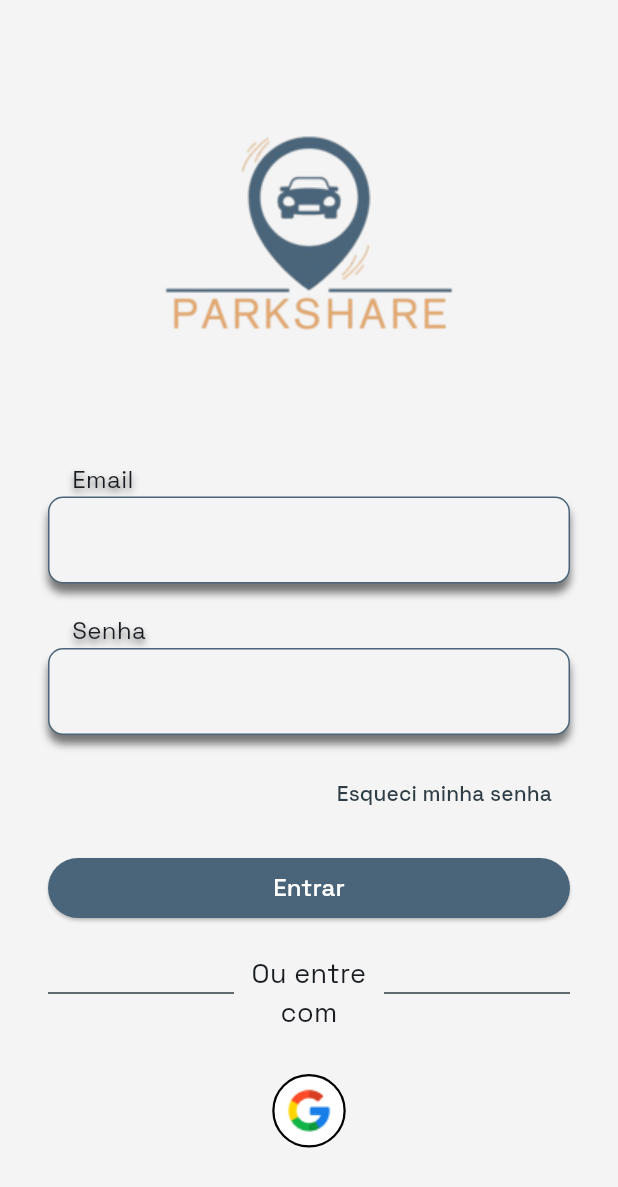
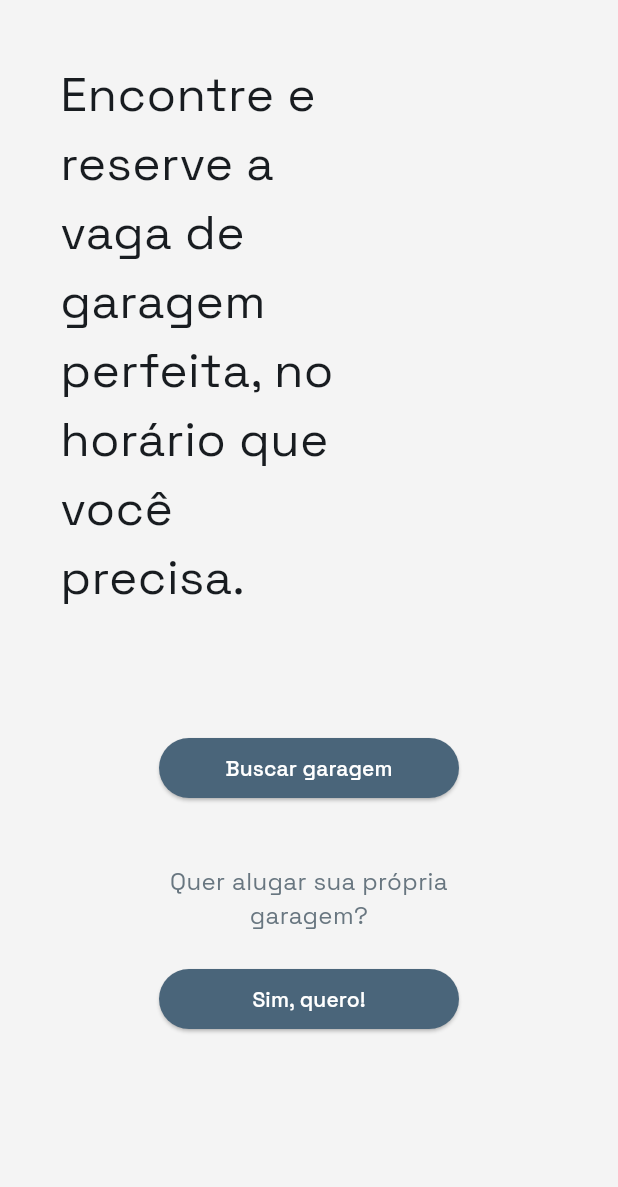
Before and after one commit to future-system/parkshare-app, a Flutter app: the screen it shows after launch, after a tap on "Entrar", on a phone screen of 412 x 824 dp. Shown: the top 1187 px of the screen. Run offline on Flutter 3.47's test engine with Material 3 defaults, Android fonts, the phone set to English and light mode, and no system bars; our stand-ins replace firebase_auth, firebase_core, google_fonts, google_sign_in; missing offline and left inert: flutter_facebook_auth; accounts and stored records are empty.

Commit message:
feature: implemented onboarding page

```diff
--- a/lib/main.dart
+++ b/lib/main.dart
@@ -24,6 +24,7 @@ class MainApp extends StatelessWidget {
           primaryColor: DesignSystem.colors.primary,
           colorScheme:
               ColorScheme.fromSeed(seedColor: DesignSystem.colors.primary),
+          scaffoldBackgroundColor: DesignSystem.colors.background,
           textTheme: const TextTheme().apply(
             bodyColor: DesignSystem.colors.secondary,
             displayColor: DesignSystem.colors.secondary,
--- a/lib/src/core/constants/design_system.dart
+++ b/lib/src/core/constants/design_system.dart
@@ -8,4 +8,5 @@ final class _Colors {
   final Color background = const Color(0xFFF4F4F4);
   final Color primary = const Color(0xFF4A657A);
   final Color secondary = const Color(0xFF2F3E46);
+  final Color textDetail = const Color(0xFF687680);
 }
--- a/lib/src/core/navigation.dart
+++ b/lib/src/core/navigation.dart
@@ -1,13 +1,16 @@
 import 'package:flutter/material.dart';
 import 'package:parkshare_app/src/presentation/pages/login/login_page.dart';
+import 'package:parkshare_app/src/presentation/pages/onboarding/onboarding_page.dart';
 
 sealed class Navigation {
   static final routing = _Routing();
 }
 
 final class _Routing {
-  final Map<String, WidgetBuilder> routes = {
-    'login': (context) => const LoginPage(),
-  };
+  Map<String, WidgetBuilder> get routes => {
+        login: (context) => const LoginPage(),
+        onboarding: (context) => const OnboardingPage(),
+      };
   final String login = 'login';
+  final String onboarding = 'onboarding';
 }
--- a/lib/src/presentation/components/buttons/custom_button.dart
+++ b/lib/src/presentation/components/buttons/custom_button.dart
@@ -5,10 +5,12 @@ import 'package:parkshare_app/src/core/constants/design_system.dart';
 class CustomButton extends StatelessWidget {
   final VoidCallback onPressed;
   final Widget child;
+  final Color foregroundColor;
   const CustomButton({
     super.key,
     required this.onPressed,
     required this.child,
+    this.foregroundColor = Colors.white,
   });
 
   @override
@@ -18,6 +20,7 @@ class CustomButton extends StatelessWidget {
           backgroundColor: WidgetStateProperty.all(
             DesignSystem.colors.primary,
           ),
+          foregroundColor: WidgetStateProperty.all(foregroundColor),
         ),
         onPressed: onPressed,
         child: child);
--- a/lib/src/presentation/components/custom_form_field/custom_form_field.dart
+++ b/lib/src/presentation/components/custom_form_field/custom_form_field.dart
@@ -21,26 +21,13 @@ class CustomFormField extends StatelessWidget {
           padding: const EdgeInsets.only(left: 16),
           child: Text(
             label,
-            style: TextStyle(fontSize: 16, shadows: [
-              BoxShadow(
-                blurRadius: 6,
-                color: Colors.grey.shade600,
-                offset: const Offset(0, 3),
-              )
-            ]),
+            style: const TextStyle(fontSize: 16, shadows: []),
           ),
         ),
         Container(
           padding: const EdgeInsets.symmetric(horizontal: 16, vertical: 4),
           decoration: BoxDecoration(
-              color: DesignSystem.colors.background,
-              boxShadow: [
-                BoxShadow(
-                  blurRadius: 4,
-                  color: Colors.grey.shade600,
-                  offset: const Offset(0, 6),
-                )
-              ],
+              color: Colors.white,
               border: Border.all(
                 color: DesignSystem.colors.primary,
               ),
@@ -48,6 +35,7 @@ class CustomFormField extends StatelessWidget {
           child: TextFormField(
             cursorColor: DesignSystem.colors.primary,
             decoration: InputDecoration(
+              fillColor: Colors.white,
               border: InputBorder.none,
               suffix: suffix,
             ),
--- a/lib/src/presentation/pages/login/login_page.dart
+++ b/lib/src/presentation/pages/login/login_page.dart
@@ -4,6 +4,7 @@ import 'package:flutter_facebook_auth/flutter_facebook_auth.dart';
 import 'package:google_sign_in/google_sign_in.dart';
 import 'package:parkshare_app/src/core/constants/assets.dart';
 import 'package:parkshare_app/src/core/constants/design_system.dart';
+import 'package:parkshare_app/src/core/navigation.dart';
 import 'package:parkshare_app/src/presentation/components/buttons/custom_button.dart';
 import 'package:parkshare_app/src/presentation/components/custom_form_field/custom_form_field.dart';
 
@@ -103,7 +104,10 @@ class LoginPage extends StatelessWidget {
                       children: [
                         Expanded(
                           child: CustomButton(
-                            onPressed: () {},
+                            onPressed: () {
+                              Navigator.pushNamed(
+                                  context, Navigation.routing.onboarding);
+                            },
                             child: const Text(
                               'Entrar',
                               style: TextStyle(
@@ -167,26 +171,29 @@ class LoginPage extends StatelessWidget {
                       ),
                     ),
                   ),
-                  // const SizedBox(
-                  //   width: 10,
-                  // ),
-                  // IconButton(
-                  //   onPressed: signInWithGoogle,
-                  //   icon: Container(
-                  //     decoration: BoxDecoration(
-                  //         borderRadius: BorderRadius.circular(100),
-                  //         color: Colors.white,
-                  //         border: Border.all(color: Colors.black, width: 1.5)),
-                  //     child: Padding(
-                  //       padding: const EdgeInsets.all(8.0),
-                  //       child: Image.asset(
-                  //         Assets.images.facebook,
-                  //       ),
-                  //     ),
-                  //   ),
-                  // ),
                 ],
-              )
+              ),
+              const SizedBox(
+                height: 20,
+              ),
+              TextButton(
+                style: const ButtonStyle(
+                    visualDensity: VisualDensity.compact,
+                    padding: WidgetStatePropertyAll(EdgeInsets.zero)),
+                onPressed: () {},
+                child: RichText(
+                  text: TextSpan(
+                      style: TextStyle(
+                        color: DesignSystem.colors.secondary,
+                      ),
+                      text: 'Não tem conta? ',
+                      children: const [
+                        TextSpan(
+                            text: 'Cadastre-se',
+                            style: TextStyle(fontWeight: FontWeight.bold))
+                      ]),
+                ),
+              ),
             ],
           ),
         ),
--- /dev/null
+++ b/lib/src/presentation/pages/onboarding/onboarding_page.dart
@@ -0,0 +1,73 @@
+import 'package:flutter/material.dart';
+import 'package:parkshare_app/src/core/constants/design_system.dart';
+import 'package:parkshare_app/src/presentation/components/buttons/custom_button.dart';
+
+class OnboardingPage extends StatelessWidget {
+  const OnboardingPage({super.key});
+
+  @override
+  Widget build(BuildContext context) {
+    return Scaffold(
+      body: SafeArea(
+        child: Padding(
+          padding: const EdgeInsets.all(40),
+          child: Column(
+            children: [
+              const Row(
+                children: [
+                  SizedBox(
+                    width: 200,
+                    child: Text(
+                      'Encontre e reserve a vaga de garagem perfeita, no horário que você precisa.',
+                      style: TextStyle(fontSize: 32),
+                    ),
+                  ),
+                ],
+              ),
+              const SizedBox(
+                height: 80,
+              ),
+              SizedBox(
+                width: 200,
+                child: Column(
+                  children: [
+                    Row(
+                      children: [
+                        Expanded(
+                          child: CustomButton(
+                              onPressed: () {},
+                              child: const Text('Buscar garagem')),
+                        ),
+                      ],
+                    ),
+                    const SizedBox(
+                      height: 40,
+                    ),
+                    Text(
+                      'Quer alugar sua própria garagem?',
+                      textAlign: TextAlign.center,
+                      style: TextStyle(
+                          color: DesignSystem.colors.textDetail, fontSize: 16),
+                    ),
+                    const SizedBox(
+                      height: 20,
+                    ),
+                    Row(
+                      children: [
+                        Expanded(
+                          child: CustomButton(
+                              onPressed: () {},
+                              child: const Text('Sim, quero!')),
+                        ),
+                      ],
+                    ),
+                  ],
+                ),
+              ),
+            ],
+          ),
+        ),
+      ),
+    );
+  }
+}
```
